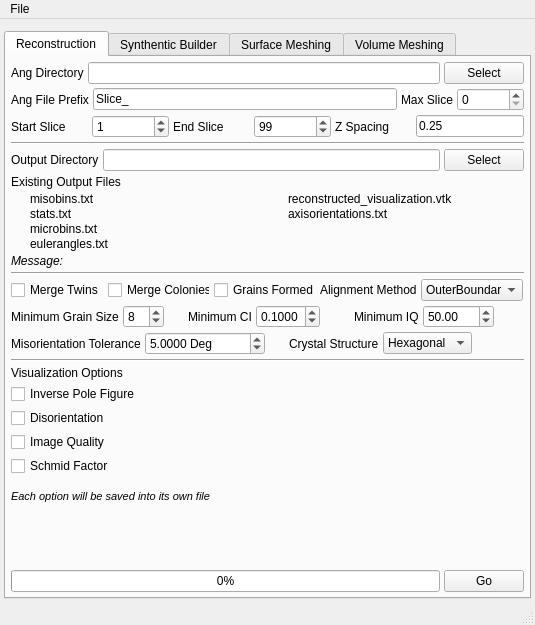
Before: the Qt Designer form Source/AIM/GUI/UI_Files/RepresentationUI.ui in BlueQuartzSoftware/DREAM3D, drawn with Qt 5.
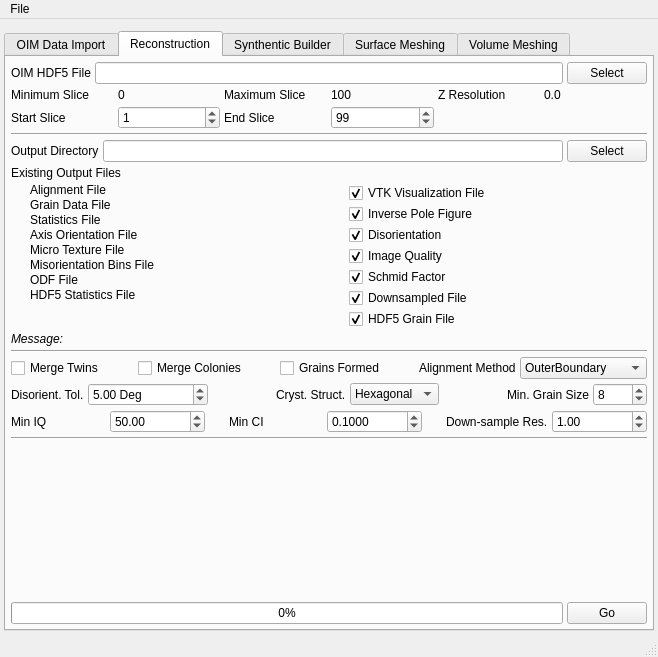
After: the same form once the commit is applied. The open tabs and pages were chosen to show the change. Icons and pictures are not drawn.

Diff of the .ui file:
```diff
--- a/Source/AIM/GUI/UI_Files/RepresentationUI.ui
+++ b/Source/AIM/GUI/UI_Files/RepresentationUI.ui
@@ -6,8 +6,8 @@
    <rect>
     <x>0</x>
     <y>0</y>
-    <width>535</width>
-    <height>625</height>
+    <width>658</width>
+    <height>657</height>
    </rect>
   </property>
   <property name="windowTitle">
@@ -31,38 +31,35 @@
      <widget class="QTabWidget" name="tabWidget">
       <property name="minimumSize">
        <size>
-        <width>527</width>
+        <width>650</width>
         <height>0</height>
        </size>
       </property>
       <property name="currentIndex">
        <number>0</number>
       </property>
-      <widget class="QWidget" name="reconstructionTab">
+      <widget class="QWidget" name="oimImportTab">
        <attribute name="title">
-        <string>Reconstruction</string>
+        <string>OIM Data Import</string>
        </attribute>
-       <layout class="QVBoxLayout" name="verticalLayout">
-        <property name="spacing">
-         <number>4</number>
-        </property>
+       <layout class="QVBoxLayout" name="verticalLayout_5">
         <property name="margin">
-         <number>5</number>
+         <number>4</number>
         </property>
         <item>
-         <layout class="QGridLayout" name="gridLayout_2">
+         <layout class="QGridLayout" name="gridLayout_19">
           <item row="0" column="0">
-           <widget class="QLabel" name="label">
+           <widget class="QLabel" name="label_29">
             <property name="text">
              <string>Ang Directory</string>
             </property>
            </widget>
           </item>
           <item row="0" column="1">
-           <widget class="QLineEdit" name="angDir"/>
+           <widget class="QLineEdit" name="oim_InputDir"/>
           </item>
           <item row="0" column="2">
-           <widget class="QPushButton" name="angDirBtn">
+           <widget class="QPushButton" name="oim_InputDirBtn">
             <property name="text">
              <string>Select</string>
             </property>
@@ -71,30 +68,30 @@
          </layout>
         </item>
         <item>
-         <layout class="QHBoxLayout" name="horizontalLayout">
+         <layout class="QHBoxLayout" name="horizontalLayout_11">
           <item>
-           <widget class="QLabel" name="label_3">
+           <widget class="QLabel" name="label_32">
             <property name="text">
              <string>Ang File Prefix</string>
             </property>
            </widget>
           </item>
           <item>
-           <widget class="QLineEdit" name="angFilePrefix">
+           <widget class="QLineEdit" name="oim_FilePrefix">
             <property name="text">
              <string>Slice_</string>
             </property>
            </widget>
           </item>
           <item>
-           <widget class="QLabel" name="label_4">
+           <widget class="QLabel" name="label_47">
             <property name="text">
              <string>Max Slice</string>
             </property>
            </widget>
           </item>
           <item>
-           <widget class="QSpinBox" name="angMaxSlice">
+           <widget class="QSpinBox" name="oim_ZMaxSlice">
             <property name="maximum">
              <number>100000000</number>
             </property>
@@ -103,16 +100,16 @@
          </layout>
         </item>
         <item>
-         <layout class="QGridLayout" name="gridLayout_3">
+         <layout class="QGridLayout" name="gridLayout_20">
           <item row="0" column="0">
-           <widget class="QLabel" name="label_5">
+           <widget class="QLabel" name="label_50">
             <property name="text">
              <string>Start Slice</string>
             </property>
            </widget>
           </item>
           <item row="0" column="1">
-           <widget class="QSpinBox" name="zStartIndex">
+           <widget class="QSpinBox" name="oim_ZStartIndex">
             <property name="minimumSize">
              <size>
               <width>75</width>
@@ -128,14 +125,14 @@
            </widget>
           </item>
           <item row="0" column="2">
-           <widget class="QLabel" name="label_6">
+           <widget class="QLabel" name="label_51">
             <property name="text">
              <string>End Slice</string>
             </property>
            </widget>
           </item>
           <item row="0" column="3">
-           <widget class="QSpinBox" name="zEndIndex">
+           <widget class="QSpinBox" name="oim_ZEndIndex">
             <property name="minimumSize">
              <size>
               <width>75</width>
@@ -151,14 +148,14 @@
            </widget>
           </item>
           <item row="0" column="4">
-           <widget class="QLabel" name="label_7">
+           <widget class="QLabel" name="label_52">
             <property name="text">
              <string>Z Spacing</string>
             </property>
            </widget>
           </item>
           <item row="0" column="5">
-           <widget class="QLineEdit" name="zSpacing">
+           <widget class="QLineEdit" name="oim_zSpacing">
             <property name="sizePolicy">
              <sizepolicy hsizetype="Fixed" vsizetype="Fixed">
               <horstretch>0</horstretch>
@@ -173,6 +170,197 @@
          </layout>
         </item>
         <item>
+         <layout class="QHBoxLayout" name="horizontalLayout_14">
+          <item>
+           <widget class="QLabel" name="label_53">
+            <property name="text">
+             <string>Output File</string>
+            </property>
+           </widget>
+          </item>
+          <item>
+           <widget class="QLineEdit" name="oim_OutputFile"/>
+          </item>
+          <item>
+           <widget class="QPushButton" name="oim_OutputFileBtn">
+            <property name="text">
+             <string>Select</string>
+            </property>
+           </widget>
+          </item>
+         </layout>
+        </item>
+        <item>
+         <spacer name="verticalSpacer_5">
+          <property name="orientation">
+           <enum>Qt::Vertical</enum>
+          </property>
+          <property name="sizeHint" stdset="0">
+           <size>
+            <width>20</width>
+            <height>380</height>
+           </size>
+          </property>
+         </spacer>
+        </item>
+        <item>
+         <layout class="QHBoxLayout" name="horizontalLayout_15">
+          <item>
+           <widget class="QProgressBar" name="oim_progressBar">
+            <property name="value">
+             <number>0</number>
+            </property>
+           </widget>
+          </item>
+          <item>
+           <widget class="QPushButton" name="oim_GoBtn">
+            <property name="text">
+             <string>Go</string>
+            </property>
+           </widget>
+          </item>
+         </layout>
+        </item>
+       </layout>
+      </widget>
+      <widget class="QWidget" name="reconstructionTab">
+       <attribute name="title">
+        <string>Reconstruction</string>
+       </attribute>
+       <layout class="QVBoxLayout" name="verticalLayout">
+        <property name="spacing">
+         <number>4</number>
+        </property>
+        <property name="margin">
+         <number>5</number>
+        </property>
+        <item>
+         <layout class="QGridLayout" name="gridLayout_2">
+          <item row="0" column="0">
+           <widget class="QLabel" name="label">
+            <property name="text">
+             <string>OIM HDF5 File</string>
+            </property>
+           </widget>
+          </item>
+          <item row="0" column="1">
+           <widget class="QLineEdit" name="rec_H5InputFile"/>
+          </item>
+          <item row="0" column="2">
+           <widget class="QPushButton" name="rec_OIMH5Btn">
+            <property name="text">
+             <string>Select</string>
+            </property>
+           </widget>
+          </item>
+         </layout>
+        </item>
+        <item>
+         <layout class="QGridLayout" name="gridLayout_3">
+          <item row="1" column="0">
+           <widget class="QLabel" name="label_5">
+            <property name="text">
+             <string>Start Slice</string>
+            </property>
+           </widget>
+          </item>
+          <item row="0" column="0">
+           <widget class="QLabel" name="label_7">
+            <property name="text">
+             <string>Minimum Slice</string>
+            </property>
+           </widget>
+          </item>
+          <item row="0" column="4">
+           <widget class="QLabel" name="rec_ZMax">
+            <property name="text">
+             <string>100</string>
+            </property>
+           </widget>
+          </item>
+          <item row="0" column="2">
+           <widget class="QLabel" name="label_54">
+            <property name="text">
+             <string>Maximum Slice</string>
+            </property>
+           </widget>
+          </item>
+          <item row="0" column="1">
+           <widget class="QLabel" name="rec_ZMin">
+            <property name="text">
+             <string>0</string>
+            </property>
+           </widget>
+          </item>
+          <item row="0" column="5">
+           <widget class="QLabel" name="rec_ZMax_2">
+            <property name="text">
+             <string>Z Resolution</string>
+            </property>
+           </widget>
+          </item>
+          <item row="0" column="6">
+           <widget class="QLabel" name="rec_ZRes">
+            <property name="text">
+             <string>0.0</string>
+            </property>
+           </widget>
+          </item>
+          <item row="1" column="1">
+           <widget class="QSpinBox" name="rec_ZStartIndex">
+            <property name="minimumSize">
+             <size>
+              <width>75</width>
+              <height>0</height>
+             </size>
+            </property>
+            <property name="maximum">
+             <number>100000</number>
+            </property>
+            <property name="value">
+             <number>1</number>
+            </property>
+           </widget>
+          </item>
+          <item row="1" column="2">
+           <widget class="QLabel" name="label_6">
+            <property name="text">
+             <string>End Slice</string>
+            </property>
+           </widget>
+          </item>
+          <item row="1" column="4">
+           <widget class="QSpinBox" name="rec_ZEndIndex">
+            <property name="minimumSize">
+             <size>
+              <width>75</width>
+              <height>0</height>
+             </size>
+            </property>
+            <property name="maximum">
+             <number>1000000</number>
+            </property>
+            <property name="value">
+             <number>99</number>
+            </property>
+           </widget>
+          </item>
+          <item row="1" column="5" colspan="2">
+           <spacer name="horizontalSpacer_2">
+            <property name="orientation">
+             <enum>Qt::Horizontal</enum>
+            </property>
+            <property name="sizeHint" stdset="0">
+             <size>
+              <width>40</width>
+              <height>20</height>
+             </size>
+            </property>
+           </spacer>
+          </item>
+         </layout>
+        </item>
+        <item>
          <widget class="Line" name="line">
           <property name="orientation">
            <enum>Qt::Horizontal</enum>
@@ -229,7 +417,7 @@
             <property name="verticalSpacing">
              <number>1</number>
             </property>
-            <item row="1" column="0">
+            <item row="7" column="0">
              <widget class="QLabel" name="rec_MisorientationBinsFileIcon">
               <property name="text">
                <string/>
@@ -239,15 +427,73 @@
               </property>
              </widget>
             </item>
-            <item row="1" column="1">
+            <item row="7" column="1">
              <widget class="QLabel" name="rec_MisorientationBinsFile">
               <property name="text">
-               <string>misobins.txt</string>
+               <string>Misorientation Bins File</string>
               </property>
              </widget>
             </item>
-            <item row="2" column="0">
-             <widget class="QLabel" name="rec_StatsFileIcon">
+            <item row="1" column="1">
+             <widget class="QLabel" name="rec_AlignmentFile">
+              <property name="text">
+               <string>Alignment File</string>
+              </property>
+             </widget>
+            </item>
+            <item row="1" column="0">
+             <widget class="QLabel" name="rec_AlignmentFileIcon">
+              <property name="text">
+               <string/>
+              </property>
+              <property name="pixmap">
+               <pixmap resource="../../../../Resources/icons/images/Icons.qrc">:/Delete-16x16.png</pixmap>
+              </property>
+             </widget>
+            </item>
+            <item row="4" column="1">
+             <widget class="QLabel" name="rec_AxisOrientationsFile">
+              <property name="text">
+               <string>Axis Orientation File</string>
+              </property>
+             </widget>
+            </item>
+            <item row="4" column="0">
+             <widget class="QLabel" name="rec_AxisOrientationsFileIcon">
+              <property name="text">
+               <string/>
+              </property>
+              <property name="pixmap">
+               <pixmap resource="../../../../Resources/icons/images/Icons.qrc">:/Delete-16x16.png</pixmap>
+              </property>
+             </widget>
+            </item>
+            <item row="6" column="1">
+             <widget class="QLabel" name="rec_MicroTextureFile">
+              <property name="text">
+               <string>Micro Texture File</string>
+              </property>
+             </widget>
+            </item>
+            <item row="6" column="0">
+             <widget class="QLabel" name="rec_MicroTextureFileIcon">
+              <property name="text">
+               <string/>
+              </property>
+              <property name="pixmap">
+               <pixmap resource="../../../../Resources/icons/images/Icons.qrc">:/Delete-16x16.png</pixmap>
+              </property>
+             </widget>
+            </item>
+            <item row="8" column="1">
+             <widget class="QLabel" name="rec_ODFFile">
+              <property name="text">
+               <string>ODF File</string>
+              </property>
+             </widget>
+            </item>
+            <item row="8" column="0">
+             <widget class="QLabel" name="rec_ODFFileIcon">
               <property name="text">
                <string/>
               </property>
@@ -257,14 +503,31 @@
              </widget>
             </item>
             <item row="2" column="1">
+             <widget class="QLabel" name="rec_GrainDataFile">
+              <property name="text">
+               <string>Grain Data File</string>
+              </property>
+             </widget>
+            </item>
+            <item row="2" column="0">
+             <widget class="QLabel" name="rec_GrainDataFileIcon">
+              <property name="text">
+               <string/>
+              </property>
+              <property name="pixmap">
+               <pixmap resource="../../../../Resources/icons/images/Icons.qrc">:/Delete-16x16.png</pixmap>
+              </property>
+             </widget>
+            </item>
+            <item row="3" column="1">
              <widget class="QLabel" name="rec_StatsFile">
               <property name="text">
-               <string>stats.txt</string>
+               <string>Statistics File</string>
               </property>
              </widget>
             </item>
             <item row="3" column="0">
-             <widget class="QLabel" name="rec_MicroBinsFileIcon">
+             <widget class="QLabel" name="rec_StatsFileIcon">
               <property name="text">
                <string/>
               </property>
@@ -273,15 +536,15 @@
               </property>
              </widget>
             </item>
-            <item row="3" column="1">
-             <widget class="QLabel" name="rec_MicroBinsFile">
+            <item row="9" column="1">
+             <widget class="QLabel" name="rec_H5StatisticsFile">
               <property name="text">
-               <string>microbins.txt</string>
+               <string>HDF5 Statistics File</string>
               </property>
              </widget>
             </item>
-            <item row="5" column="0">
-             <widget class="QLabel" name="rec_EulerAnglesFileIcon">
+            <item row="9" column="0">
+             <widget class="QLabel" name="rec_H5StatisticsFileIcon">
               <property name="text">
                <string/>
               </property>
@@ -290,13 +553,6 @@
               </property>
              </widget>
             </item>
-            <item row="5" column="1">
-             <widget class="QLabel" name="rec_EulerAnglesFile">
-              <property name="text">
-               <string>eulerangles.txt</string>
-              </property>
-             </widget>
-            </item>
            </layout>
           </item>
           <item row="1" column="1">
@@ -326,22 +582,128 @@
               </property>
              </widget>
             </item>
-            <item row="1" column="1">
-             <widget class="QLabel" name="rec_ReconstructedVisualizationFile">
-              <property name="text">
-               <string>reconstructed_visualization.vtk</string>
-              </property>
-             </widget>
-            </item>
-            <item row="2" column="1">
-             <widget class="QLabel" name="rec_AxisOrientationsFile">
-              <property name="text">
-               <string>axisorientations.txt</string>
-              </property>
-             </widget>
-            </item>
             <item row="2" column="0">
-             <widget class="QLabel" name="rec_AxisOrientationsFileIcon">
+             <widget class="QLabel" name="rec_IPFVizFileIcon">
+              <property name="text">
+               <string/>
+              </property>
+              <property name="pixmap">
+               <pixmap resource="../../../../Resources/icons/images/Icons.qrc">:/Delete-16x16.png</pixmap>
+              </property>
+             </widget>
+            </item>
+            <item row="2" column="1">
+             <widget class="QCheckBox" name="rec_IPFVizFile">
+              <property name="text">
+               <string>Inverse Pole Figure</string>
+              </property>
+              <property name="checked">
+               <bool>true</bool>
+              </property>
+             </widget>
+            </item>
+            <item row="3" column="0">
+             <widget class="QLabel" name="rec_DisorientationVizFileIcon">
+              <property name="text">
+               <string/>
+              </property>
+              <property name="pixmap">
+               <pixmap resource="../../../../Resources/icons/images/Icons.qrc">:/Delete-16x16.png</pixmap>
+              </property>
+             </widget>
+            </item>
+            <item row="3" column="1">
+             <widget class="QCheckBox" name="rec_DisorientationVizFile">
+              <property name="text">
+               <string>Disorientation</string>
+              </property>
+              <property name="checked">
+               <bool>true</bool>
+              </property>
+             </widget>
+            </item>
+            <item row="4" column="0">
+             <widget class="QLabel" name="rec_ImageQualityVizFileIcon">
+              <property name="text">
+               <string/>
+              </property>
+              <property name="pixmap">
+               <pixmap resource="../../../../Resources/icons/images/Icons.qrc">:/Delete-16x16.png</pixmap>
+              </property>
+             </widget>
+            </item>
+            <item row="4" column="1">
+             <widget class="QCheckBox" name="rec_ImageQualityVizFile">
+              <property name="text">
+               <string>Image Quality</string>
+              </property>
+              <property name="checked">
+               <bool>true</bool>
+              </property>
+             </widget>
+            </item>
+            <item row="5" column="0">
+             <widget class="QLabel" name="rec_SchmidFactorVizFileIcon">
+              <property name="text">
+               <string/>
+              </property>
+              <property name="pixmap">
+               <pixmap resource="../../../../Resources/icons/images/Icons.qrc">:/Delete-16x16.png</pixmap>
+              </property>
+             </widget>
+            </item>
+            <item row="5" column="1">
+             <widget class="QCheckBox" name="rec_SchmidFactorVizFile">
+              <property name="text">
+               <string>Schmid Factor</string>
+              </property>
+              <property name="checked">
+               <bool>true</bool>
+              </property>
+             </widget>
+            </item>
+            <item row="1" column="1">
+             <widget class="QCheckBox" name="rec_VisualizationVizFile">
+              <property name="text">
+               <string>VTK Visualization File</string>
+              </property>
+              <property name="checked">
+               <bool>true</bool>
+              </property>
+             </widget>
+            </item>
+            <item row="7" column="1">
+             <widget class="QCheckBox" name="rec_HDF5GrainFile">
+              <property name="text">
+               <string>HDF5 Grain File</string>
+              </property>
+              <property name="checked">
+               <bool>true</bool>
+              </property>
+             </widget>
+            </item>
+            <item row="7" column="0">
+             <widget class="QLabel" name="rec_HDF5GrainFileIcon">
+              <property name="text">
+               <string/>
+              </property>
+              <property name="pixmap">
+               <pixmap resource="../../../../Resources/icons/images/Icons.qrc">:/Delete-16x16.png</pixmap>
+              </property>
+             </widget>
+            </item>
+            <item row="6" column="1">
+             <widget class="QCheckBox" name="rec_DownSampledVizFile">
+              <property name="text">
+               <string>Downsampled File</string>
+              </property>
+              <property name="checked">
+               <bool>true</bool>
+              </property>
+             </widget>
+            </item>
+            <item row="6" column="0">
+             <widget class="QLabel" name="rec_DownSampledVizFileIcon">
               <property name="text">
                <string/>
               </property>
@@ -472,118 +834,9 @@
         <item>
          <layout class="QHBoxLayout" name="horizontalLayout_3">
           <item>
-           <widget class="QLabel" name="label_8">
-            <property name="text">
-             <string>Minimum Grain Size</string>
-            </property>
-           </widget>
-          </item>
-          <item>
-           <widget class="QSpinBox" name="minAllowedGrainSize">
-            <property name="minimum">
-             <number>1</number>
-            </property>
-            <property name="maximum">
-             <number>64</number>
-            </property>
-            <property name="value">
-             <number>8</number>
-            </property>
-           </widget>
-          </item>
-          <item>
-           <spacer name="horizontalSpacer_6">
-            <property name="orientation">
-             <enum>Qt::Horizontal</enum>
-            </property>
-            <property name="sizeType">
-             <enum>QSizePolicy::Fixed</enum>
-            </property>
-            <property name="sizeHint" stdset="0">
-             <size>
-              <width>20</width>
-              <height>20</height>
-             </size>
-            </property>
-           </spacer>
-          </item>
-          <item>
-           <widget class="QLabel" name="label_9">
-            <property name="text">
-             <string>Minimum CI</string>
-            </property>
-           </widget>
-          </item>
-          <item>
-           <widget class="QDoubleSpinBox" name="minConfidence">
-            <property name="decimals">
-             <number>4</number>
-            </property>
-            <property name="maximum">
-             <double>1.000000000000000</double>
-            </property>
-            <property name="singleStep">
-             <double>0.100000000000000</double>
-            </property>
-            <property name="value">
-             <double>0.100000000000000</double>
-            </property>
-           </widget>
-          </item>
-          <item>
-           <spacer name="horizontalSpacer_10">
-            <property name="orientation">
-             <enum>Qt::Horizontal</enum>
-            </property>
-            <property name="sizeHint" stdset="0">
-             <size>
-              <width>40</width>
-              <height>20</height>
-             </size>
-            </property>
-           </spacer>
-          </item>
-          <item>
-           <widget class="QLabel" name="label_31">
-            <property name="text">
-             <string>Minimum IQ</string>
-            </property>
-           </widget>
-          </item>
-          <item>
-           <widget class="QDoubleSpinBox" name="minImageQuality">
-            <property name="maximum">
-             <double>5000.000000000000000</double>
-            </property>
-            <property name="singleStep">
-             <double>10.000000000000000</double>
-            </property>
-            <property name="value">
-             <double>50.000000000000000</double>
-            </property>
-           </widget>
-          </item>
-          <item>
-           <spacer name="horizontalSpacer_2">
-            <property name="orientation">
-             <enum>Qt::Horizontal</enum>
-            </property>
-            <property name="sizeHint" stdset="0">
-             <size>
-              <width>40</width>
-              <height>20</height>
-             </size>
-            </property>
-           </spacer>
-          </item>
-         </layout>
-        </item>
-        <item>
-         <layout class="QHBoxLayout" name="horizontalLayout_4">
-          <item>
            <widget class="QLabel" name="label_10">
             <property name="text">
-             <string>Misorientation Tolerance</string>
+             <string>Disorient. Tol.</string>
             </property>
            </widget>
           </item>
@@ -599,7 +852,7 @@
              <string> Deg</string>
             </property>
             <property name="decimals">
-             <number>4</number>
+             <number>2</number>
             </property>
             <property name="maximum">
              <double>180.000000000000000</double>
@@ -613,16 +866,13 @@
            </widget>
           </item>
           <item>
-           <spacer name="horizontalSpacer_7">
+           <spacer name="horizontalSpacer_10">
             <property name="orientation">
              <enum>Qt::Horizontal</enum>
             </property>
-            <property name="sizeType">
-             <enum>QSizePolicy::Fixed</enum>
-            </property>
             <property name="sizeHint" stdset="0">
              <size>
-              <width>20</width>
+              <width>40</width>
               <height>20</height>
              </size>
             </property>
@@ -631,7 +881,7 @@
           <item>
            <widget class="QLabel" name="label_33">
             <property name="text">
-             <string>Crystal Structure</string>
+             <string>Cryst. Struct.</string>
             </property>
            </widget>
           </item>
@@ -662,10 +912,120 @@
             </property>
            </spacer>
           </item>
+          <item>
+           <widget class="QLabel" name="label_8">
+            <property name="text">
+             <string>Min. Grain Size</string>
+            </property>
+           </widget>
+          </item>
+          <item>
+           <widget class="QSpinBox" name="minAllowedGrainSize">
+            <property name="minimum">
+             <number>1</number>
+            </property>
+            <property name="maximum">
+             <number>1000</number>
+            </property>
+            <property name="value">
+             <number>8</number>
+            </property>
+           </widget>
+          </item>
          </layout>
         </item>
         <item>
-         <layout class="QHBoxLayout" name="horizontalLayout_11"/>
+         <layout class="QHBoxLayout" name="horizontalLayout_4">
+          <item>
+           <widget class="QLabel" name="label_31">
+            <property name="text">
+             <string>Min IQ</string>
+            </property>
+           </widget>
+          </item>
+          <item>
+           <widget class="QDoubleSpinBox" name="minImageQuality">
+            <property name="maximum">
+             <double>5000.000000000000000</double>
+            </property>
+            <property name="singleStep">
+             <double>10.000000000000000</double>
+            </property>
+            <property name="value">
+             <double>50.000000000000000</double>
+            </property>
+           </widget>
+          </item>
+          <item>
+           <spacer name="horizontalSpacer_7">
+            <property name="orientation">
+             <enum>Qt::Horizontal</enum>
+            </property>
+            <property name="sizeType">
+             <enum>QSizePolicy::Fixed</enum>
+            </property>
+            <property name="sizeHint" stdset="0">
+             <size>
+              <width>20</width>
+              <height>20</height>
+             </size>
+            </property>
+           </spacer>
+          </item>
+          <item>
+           <widget class="QLabel" name="label_9">
+            <property name="text">
+             <string>Min CI</string>
+            </property>
+           </widget>
+          </item>
+          <item>
+           <widget class="QDoubleSpinBox" name="minConfidence">
+            <property name="decimals">
+             <number>4</number>
+            </property>
+            <property name="maximum">
+             <double>1.000000000000000</double>
+            </property>
+            <property name="singleStep">
+             <double>0.100000000000000</double>
+            </property>
+            <property name="value">
+             <double>0.100000000000000</double>
+            </property>
+           </widget>
+          </item>
+          <item>
+           <spacer name="horizontalSpacer_6">
+            <property name="orientation">
+             <enum>Qt::Horizontal</enum>
+            </property>
+            <property name="sizeType">
+             <enum>QSizePolicy::Fixed</enum>
+            </property>
+            <property name="sizeHint" stdset="0">
+             <size>
+              <width>20</width>
+              <height>20</height>
+             </size>
+            </property>
+           </spacer>
+          </item>
+          <item>
+           <widget class="QLabel" name="label_46">
+            <property name="text">
+             <string>Down-sample Res.</string>
+            </property>
+           </widget>
+          </item>
+          <item>
+           <widget class="QDoubleSpinBox" name="downsampleFactor">
+            <property name="value">
+             <double>1.000000000000000</double>
+            </property>
+           </widget>
+          </item>
+         </layout>
         </item>
         <item>
          <widget class="Line" name="line_6">
@@ -674,75 +1034,6 @@
           </property>
          </widget>
         </item>
-        <item>
-         <layout class="QVBoxLayout" name="verticalLayout_5">
-          <item>
-           <widget class="QLabel" name="label_29">
-            <property name="text">
-             <string>Visualization Options</string>
-            </property>
-           </widget>
-          </item>
-          <item>
-           <layout class="QFormLayout" name="formLayout_10">
-            <property name="fieldGrowthPolicy">
-             <enum>QFormLayout::FieldsStayAtSizeHint</enum>
-            </property>
-            <property name="labelAlignment">
-             <set>Qt::AlignCenter</set>
-            </property>
-            <property name="horizontalSpacing">
-             <number>12</number>
-            </property>
-            <property name="verticalSpacing">
-             <number>4</number>
-            </property>
-            <property name="bottomMargin">
-             <number>10</number>
-            </property>
-            <item row="0" column="0">
-             <widget class="QCheckBox" name="IPFoutputoption">
-              <property name="text">
-               <string>Inverse Pole Figure</string>
-              </property>
-             </widget>
-            </item>
-            <item row="1" column="0">
-             <widget class="QCheckBox" name="Disorientationoutputoption">
-              <property name="text">
-               <string>Disorientation</string>
-              </property>
-             </widget>
-            </item>
-            <item row="2" column="0">
-             <widget class="QCheckBox" name="ImageQualityoutputoption">
-              <property name="text">
-               <string>Image Quality</string>
-              </property>
-             </widget>
-            </item>
-            <item row="3" column="0">
-             <widget class="QCheckBox" name="SchmidFactoroutputoption">
-              <property name="text">
-               <string>Schmid Factor</string>
-              </property>
-             </widget>
-            </item>
-           </layout>
-          </item>
-          <item>
-           <widget class="QLabel" name="label_32">
-            <property name="text">
-             <string>&lt;!DOCTYPE HTML PUBLIC &quot;-//W3C//DTD HTML 4.0//EN&quot; &quot;http://www.w3.org/TR/REC-html40/strict.dtd&quot;&gt;
-&lt;html&gt;&lt;head&gt;&lt;meta name=&quot;qrichtext&quot; content=&quot;1&quot; /&gt;&lt;style type=&quot;text/css&quot;&gt;
-p, li { white-space: pre-wrap; }
-&lt;/style&gt;&lt;/head&gt;&lt;body style=&quot; font-family:'MS Shell Dlg 2'; font-size:8.25pt; font-weight:400; font-style:normal;&quot;&gt;
-&lt;p style=&quot; margin-top:0px; margin-bottom:0px; margin-left:0px; margin-right:0px; -qt-block-indent:0; text-indent:0px;&quot;&gt;&lt;span style=&quot; font-size:8pt; font-style:italic;&quot;&gt;Each option will be saved into its own file&lt;/span&gt;&lt;/p&gt;&lt;/body&gt;&lt;/html&gt;</string>
-            </property>
-           </widget>
-          </item>
-         </layout>
-        </item>
         <item>
          <spacer name="verticalSpacer">
           <property name="orientation">
@@ -2067,7 +2358,7 @@
     <rect>
      <x>0</x>
      <y>0</y>
-     <width>535</width>
+     <width>658</width>
      <height>22</height>
     </rect>
    </property>
```
Left out of the diff: 120 changed lines with no effect on the pictures.
